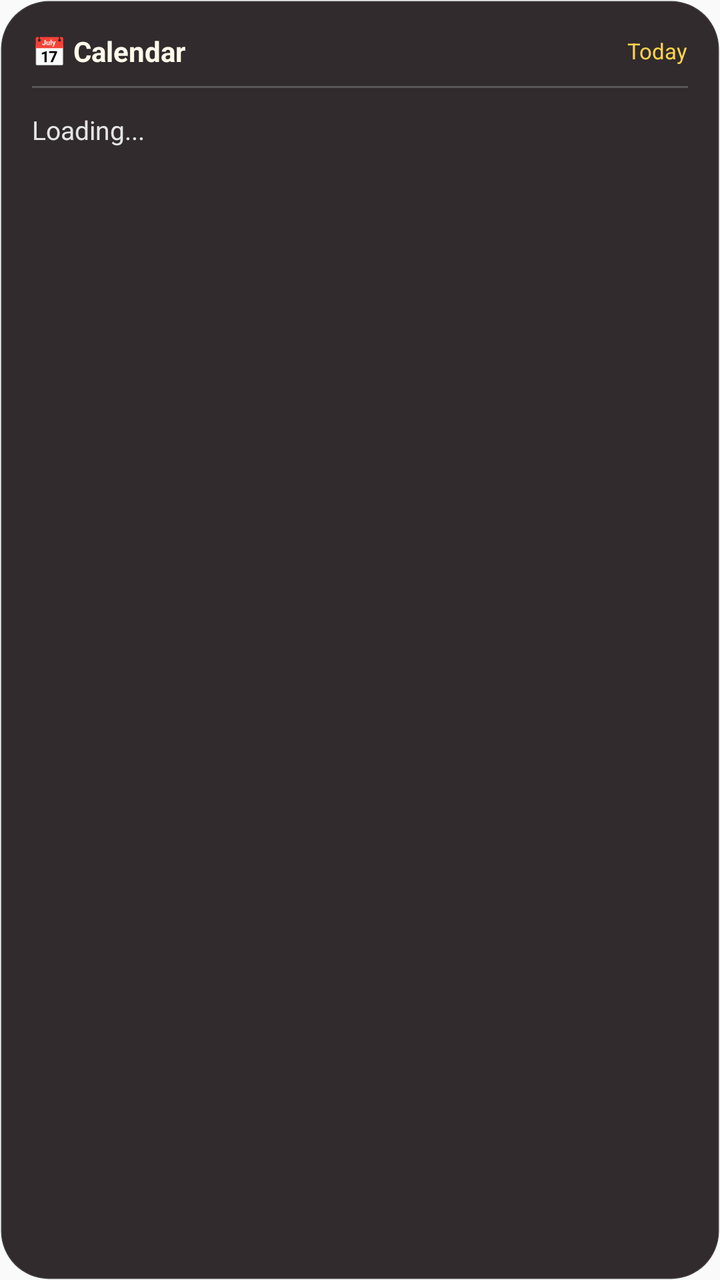
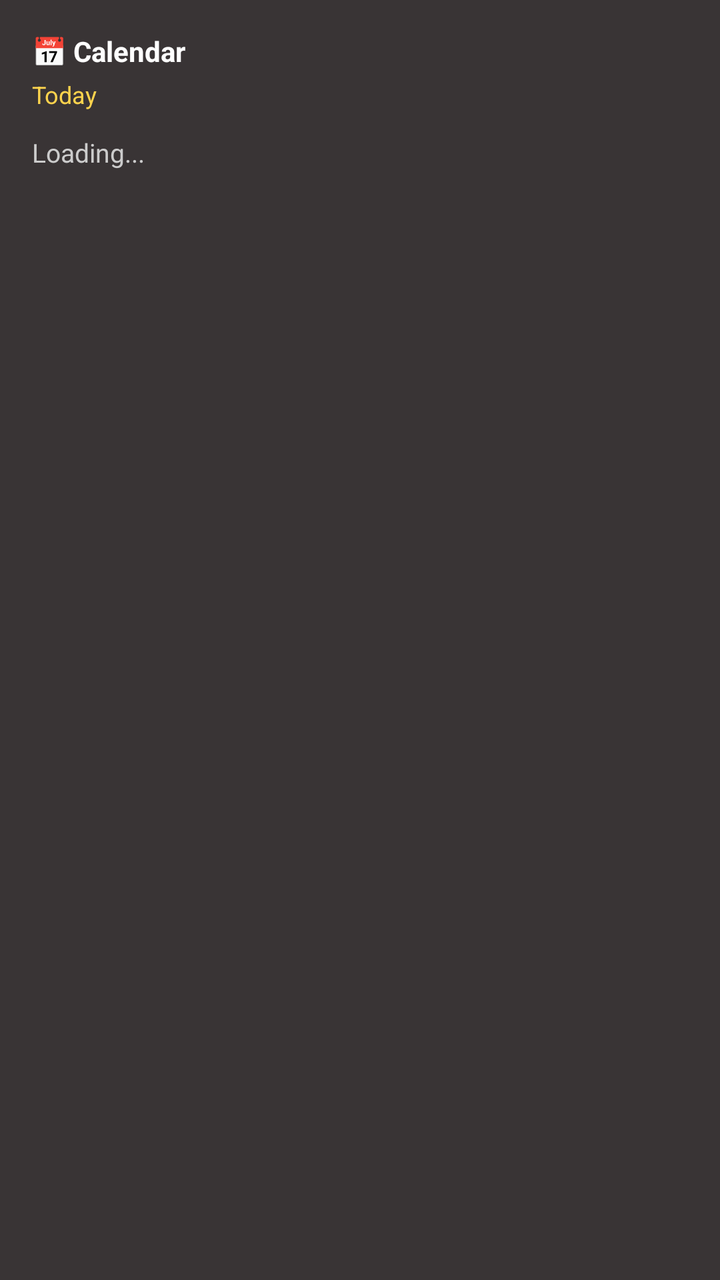

Before-and-after screenshots of an Android layout around one commit, followed by the original layout XML and the change that was made.
<!-- AndroidManifest.xml: application theme AppTheme -->
<!-- res/layout/widget_calendar.xml -->
<?xml version="1.0" encoding="utf-8"?>
<LinearLayout xmlns:android="http://schemas.android.com/apk/res/android"
    android:id="@+id/widget_calendar_root"
    android:layout_width="match_parent"
    android:layout_height="match_parent"
    android:orientation="vertical"
    android:padding="16dp"
    android:background="@drawable/widget_background">

    <LinearLayout
        android:layout_width="match_parent"
        android:layout_height="wrap_content"
        android:orientation="horizontal"
        android:gravity="center_vertical">

        <TextView
            android:layout_width="0dp"
            android:layout_height="wrap_content"
            android:layout_weight="1"
            android:text="📅 Calendar"
            android:textColor="#FFFBEB"
            android:textSize="14sp"
            android:textStyle="bold" />

        <TextView
            android:id="@+id/widget_calendar_date"
            android:layout_width="wrap_content"
            android:layout_height="wrap_content"
            android:text="Today"
            android:textColor="#FCD34D"
            android:textSize="11sp" />

    </LinearLayout>

    <View
        android:layout_width="match_parent"
        android:layout_height="1dp"
        android:layout_marginTop="8dp"
        android:layout_marginBottom="12dp"
        android:background="#33FFFFFF" />

    <TextView
        android:id="@+id/widget_calendar_events"
        android:layout_width="match_parent"
        android:layout_height="0dp"
        android:layout_weight="1"
        android:text="Loading..."
        android:textColor="#E5E5E5"
        android:textSize="13sp"
        android:lineSpacingMultiplier="1.4"
        android:ellipsize="end"
        android:gravity="top" />

</LinearLayout>
<!-- resources referenced by this layout -->
<resources>
  <!-- drawable widget_background (drawable) -->
  <?xml version="1.0" encoding="utf-8"?>
  <shape xmlns:android="http://schemas.android.com/apk/res/android"
      android:shape="rectangle">
      <solid android:color="#E61C1618" />
      <corners android:radius="24dp" />
      <stroke
          android:width="1dp"
          android:color="#1AFFFFFF" />
  </shape>
  <style name="AppTheme" parent="Theme.AppCompat.Light.DarkActionBar">
          
          <item name="colorPrimary">@color/colorPrimary</item>
          <item name="colorPrimaryDark">@color/colorPrimaryDark</item>
          <item name="colorAccent">@color/colorAccent</item>
      </style>
</resources>

<!-- the commit's change to res/layout/widget_calendar.xml (unified diff, before → after) -->
@@ -5,50 +5,32 @@
     android:layout_height="match_parent"
     android:orientation="vertical"
     android:padding="16dp"
-    android:background="@drawable/widget_background">
+    android:background="#DD1C1618">
 
-    <LinearLayout
+    <TextView
         android:layout_width="match_parent"
         android:layout_height="wrap_content"
-        android:orientation="horizontal"
-        android:gravity="center_vertical">
+        android:text="📅 Calendar"
+        android:textColor="#FFFFFF"
+        android:textSize="14sp"
+        android:textStyle="bold" />
 
-        <TextView
-            android:layout_width="0dp"
-            android:layout_height="wrap_content"
-            android:layout_weight="1"
-            android:text="📅 Calendar"
-            android:textColor="#FFFBEB"
-            android:textSize="14sp"
-            android:textStyle="bold" />
-
-        <TextView
-            android:id="@+id/widget_calendar_date"
-            android:layout_width="wrap_content"
-            android:layout_height="wrap_content"
-            android:text="Today"
-            android:textColor="#FCD34D"
-            android:textSize="11sp" />
-
-    </LinearLayout>
-
-    <View
+    <TextView
+        android:id="@+id/widget_calendar_date"
         android:layout_width="match_parent"
-        android:layout_height="1dp"
-        android:layout_marginTop="8dp"
-        android:layout_marginBottom="12dp"
-        android:background="#33FFFFFF" />
+        android:layout_height="wrap_content"
+        android:layout_marginTop="4dp"
+        android:text="Today"
+        android:textColor="#FCD34D"
+        android:textSize="12sp" />
 
     <TextView
         android:id="@+id/widget_calendar_events"
         android:layout_width="match_parent"
-        android:layout_height="0dp"
-        android:layout_weight="1"
+        android:layout_height="wrap_content"
+        android:layout_marginTop="12dp"
         android:text="Loading..."
-        android:textColor="#E5E5E5"
-        android:textSize="13sp"
-        android:lineSpacingMultiplier="1.4"
-        android:ellipsize="end"
-        android:gravity="top" />
+        android:textColor="#CCCCCC"
+        android:textSize="13sp" />
 
 </LinearLayout>
<!-- resource entries referenced after the edit -->
@@ -1,15 +1,5 @@
 <!-- resources referenced by this layout -->
 <resources>
-  <!-- drawable widget_background (drawable) -->
-  <?xml version="1.0" encoding="utf-8"?>
-  <shape xmlns:android="http://schemas.android.com/apk/res/android"
-      android:shape="rectangle">
-      <solid android:color="#E61C1618" />
-      <corners android:radius="24dp" />
-      <stroke
-          android:width="1dp"
-          android:color="#1AFFFFFF" />
-  </shape>
   <style name="AppTheme" parent="Theme.AppCompat.Light.DarkActionBar">
           
           <item name="colorPrimary">@color/colorPrimary</item>
